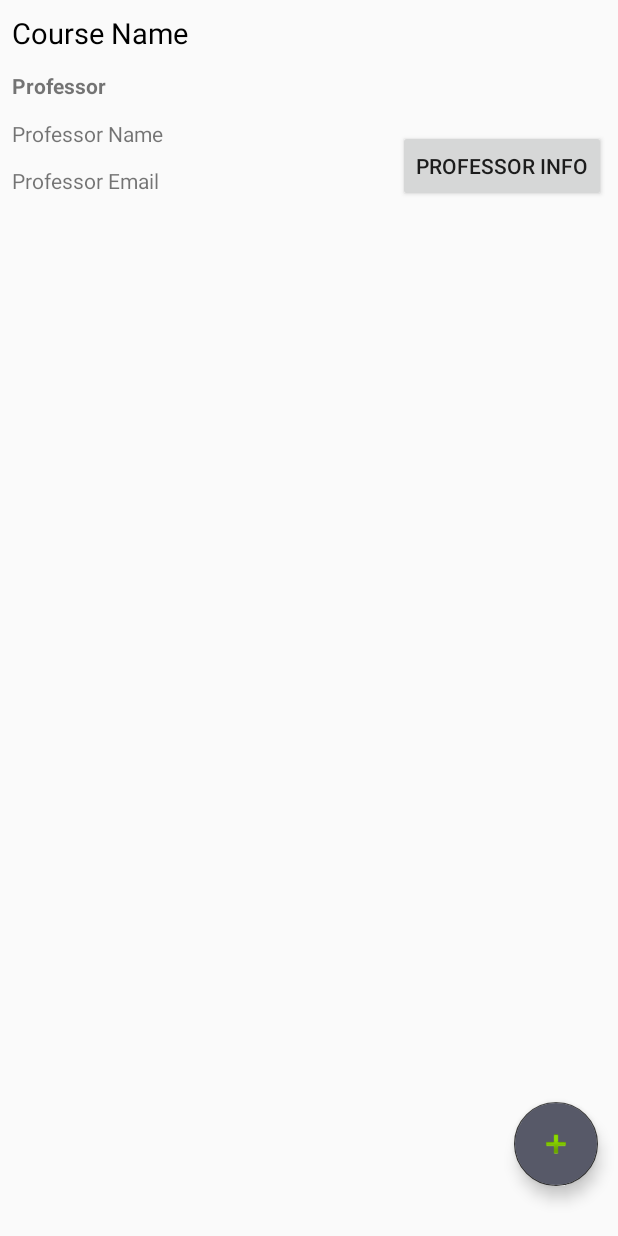
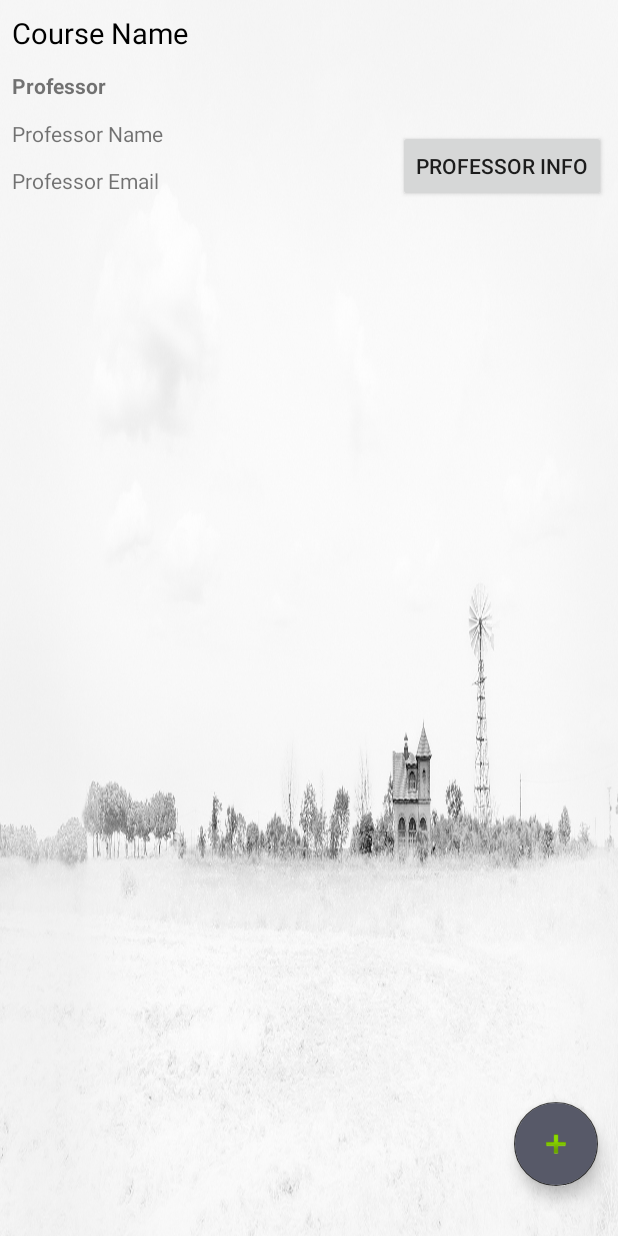
Before and after one commit to andpg/CourseManager, an Android app: the CourseFragment screen opened through its navigation route, on a phone screen of 412 x 824 dp. Run offline under Robolectric (Android 15) with nearby library versions, the phone set to English and light mode, and no system bars; 3 statements that could not run were skipped.

Commit message:
Imagen_fondo

```diff
--- a/app/src/main/res/layout/fragment_course.xml
+++ b/app/src/main/res/layout/fragment_course.xml
@@ -4,6 +4,7 @@
     xmlns:tools="http://schemas.android.com/tools"
     android:layout_width="match_parent"
     android:layout_height="match_parent"
+    android:background="@drawable/fondo"
     tools:context=".ui.CourseFragment">
 
     <TextView
--- a/app/src/main/res/layout/fragment_person.xml
+++ b/app/src/main/res/layout/fragment_person.xml
@@ -4,6 +4,7 @@
     xmlns:tools="http://schemas.android.com/tools"
     android:layout_width="match_parent"
     android:layout_height="match_parent"
+    android:background="@drawable/fondo"
     tools:context=".ui.PersonFragment">
 
     <TextView
```
